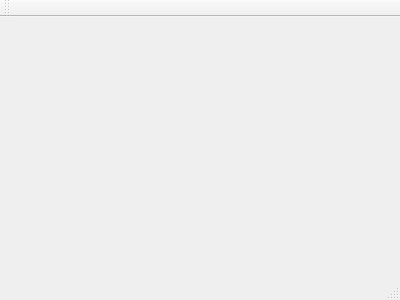
tre3k/PNPI-PIK-control, file mainwindow.ui: the form before one commit.
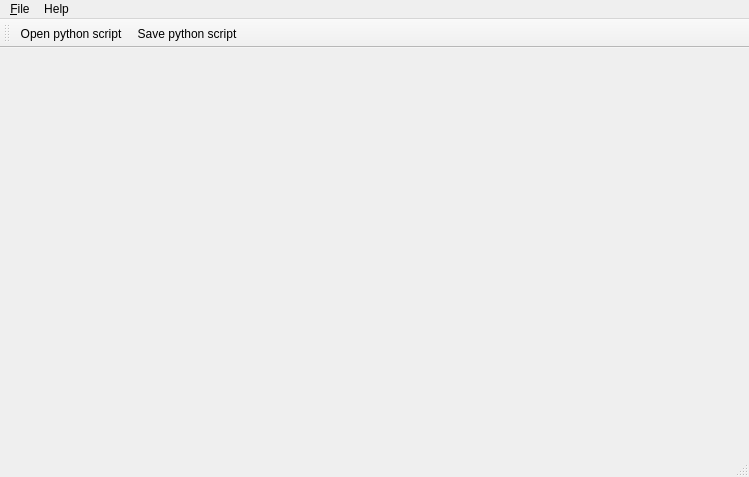
The form after the commit.

Commit message: Using PythonQt

Patch:
```diff
--- a/mainwindow.ui
+++ b/mainwindow.ui
@@ -1,24 +1,96 @@
 <ui version="4.0">
  <class>MainWindow</class>
- <widget class="QMainWindow" name="MainWindow" >
-  <property name="geometry" >
+ <widget class="QMainWindow" name="MainWindow">
+  <property name="geometry">
    <rect>
     <x>0</x>
     <y>0</y>
-    <width>400</width>
-    <height>300</height>
+    <width>749</width>
+    <height>477</height>
    </rect>
   </property>
-  <property name="windowTitle" >
+  <property name="minimumSize">
+   <size>
+    <width>0</width>
+    <height>0</height>
+   </size>
+  </property>
+  <property name="windowTitle">
    <string>MainWindow</string>
   </property>
-  <widget class="QMenuBar" name="menuBar" />
-  <widget class="QToolBar" name="mainToolBar" />
-  <widget class="QWidget" name="centralWidget" />
-  <widget class="QStatusBar" name="statusBar" />
+  <widget class="QWidget" name="centralWidget"/>
+  <widget class="QMenuBar" name="menuBar">
+   <property name="geometry">
+    <rect>
+     <x>0</x>
+     <y>0</y>
+     <width>749</width>
+     <height>22</height>
+    </rect>
+   </property>
+   <widget class="QMenu" name="menuFile">
+    <property name="title">
+     <string>&amp;File</string>
+    </property>
+    <addaction name="actionNew"/>
+    <addaction name="actionOpen_python_script"/>
+    <addaction name="actionSave_python_script"/>
+    <addaction name="actionSave_as"/>
+    <addaction name="separator"/>
+    <addaction name="actionE_xit"/>
+   </widget>
+   <widget class="QMenu" name="menuHelp">
+    <property name="title">
+     <string>Help</string>
+    </property>
+    <addaction name="actionAbout"/>
+   </widget>
+   <addaction name="menuFile"/>
+   <addaction name="menuHelp"/>
+  </widget>
+  <widget class="QToolBar" name="mainToolBar">
+   <attribute name="toolBarArea">
+    <enum>TopToolBarArea</enum>
+   </attribute>
+   <attribute name="toolBarBreak">
+    <bool>false</bool>
+   </attribute>
+   <addaction name="actionOpen_python_script"/>
+   <addaction name="actionSave_python_script"/>
+  </widget>
+  <widget class="QStatusBar" name="statusBar"/>
+  <action name="actionE_xit">
+   <property name="text">
+    <string>E&amp;xit</string>
+   </property>
+  </action>
+  <action name="actionOpen_python_script">
+   <property name="text">
+    <string>&amp;Open python script</string>
+   </property>
+  </action>
+  <action name="actionSave_python_script">
+   <property name="text">
+    <string>&amp;Save python script</string>
+   </property>
+  </action>
+  <action name="actionNew">
+   <property name="text">
+    <string>&amp;New</string>
+   </property>
+  </action>
+  <action name="actionSave_as">
+   <property name="text">
+    <string>Sa&amp;ve as</string>
+   </property>
+  </action>
+  <action name="actionAbout">
+   <property name="text">
+    <string>About</string>
+   </property>
+  </action>
  </widget>
- <layoutDefault spacing="6" margin="11" />
- <pixmapfunction></pixmapfunction>
+ <layoutdefault spacing="6" margin="11"/>
  <resources/>
  <connections/>
 </ui>
```
Left out of the diff: 1 changed line with no effect on the pictures. The commit also changes 6 other files.
